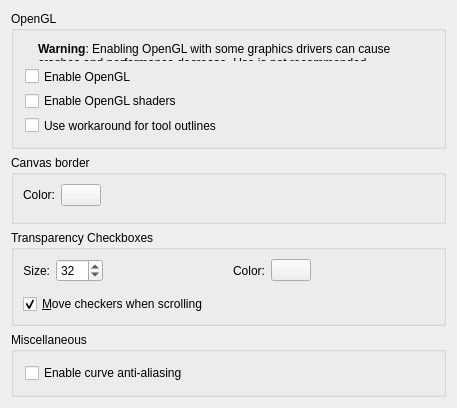
Old version of the form krita/ui/forms/wdgdisplaysettings.ui in the repository KDE/krita.
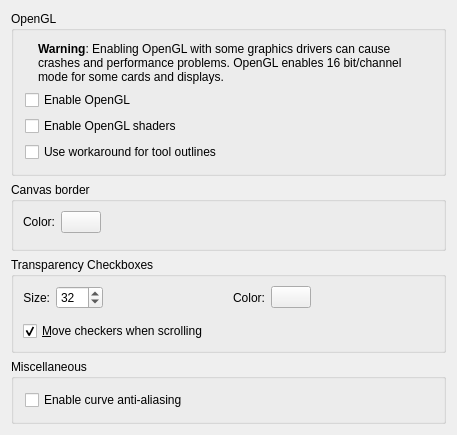
New version of the form. Custom widgets are drawn as their Qt base class.

Commit message: tell users also about the good point of opengl...

Diff of the .ui file:
```diff
--- a/krita/ui/forms/wdgdisplaysettings.ui
+++ b/krita/ui/forms/wdgdisplaysettings.ui
@@ -7,7 +7,7 @@
     <x>0</x>
     <y>0</y>
     <width>457</width>
-    <height>408</height>
+    <height>435</height>
    </rect>
   </property>
   <property name="windowTitle">
@@ -204,8 +204,8 @@
            <string>&lt;!DOCTYPE HTML PUBLIC &quot;-//W3C//DTD HTML 4.0//EN&quot; &quot;http://www.w3.org/TR/REC-html40/strict.dtd&quot;&gt;
 &lt;html&gt;&lt;head&gt;&lt;meta name=&quot;qrichtext&quot; content=&quot;1&quot; /&gt;&lt;style type=&quot;text/css&quot;&gt;
 p, li { white-space: pre-wrap; }
-&lt;/style&gt;&lt;/head&gt;&lt;body style=&quot; font-family:'Ubuntu'; font-size:9pt; font-weight:400; font-style:normal;&quot;&gt;
-&lt;p style=&quot; margin-top:12px; margin-bottom:12px; margin-left:0px; margin-right:0px; -qt-block-indent:0; text-indent:0px;&quot;&gt;&lt;span style=&quot; font-weight:600;&quot;&gt;Warning&lt;/span&gt;: Enabling OpenGL with some graphics drivers can cause crashes and performance decrease. Use is not recommended.&lt;/p&gt;&lt;/body&gt;&lt;/html&gt;</string>
+&lt;/style&gt;&lt;/head&gt;&lt;body style=&quot; font-family:'Bitstream Vera Sans'; font-size:9pt; font-weight:400; font-style:normal;&quot;&gt;
+&lt;p style=&quot; margin-top:12px; margin-bottom:12px; margin-left:0px; margin-right:0px; -qt-block-indent:0; text-indent:0px;&quot;&gt;&lt;span style=&quot; font-family:'Ubuntu'; font-weight:600;&quot;&gt;Warning&lt;/span&gt;&lt;span style=&quot; font-family:'Ubuntu';&quot;&gt;: Enabling OpenGL with some graphics drivers can cause crashes and performance problems. OpenGL enables 16 bit/channel mode for some cards and displays.&lt;/span&gt;&lt;/p&gt;&lt;/body&gt;&lt;/html&gt;</string>
           </property>
           <property name="textFormat">
            <enum>Qt::RichText</enum>
```
Left out of the diff: 4 changed lines with no effect on the pictures.
